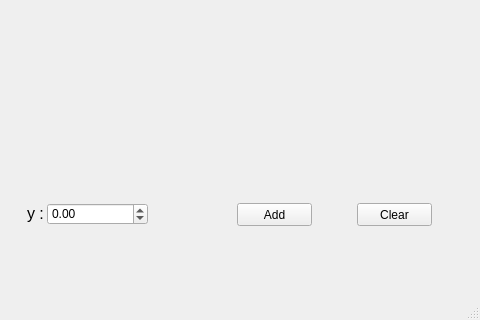
Above: customPlotTedt/Graph_Plotter.ui from KaziMuktadirAhmed/ALgebric-Calculator-SPL-1- before the change; both pictures show x 693 to 1173 and y 437 to 757 of the 1173 by 757 pixel window. Below: the same form after it.
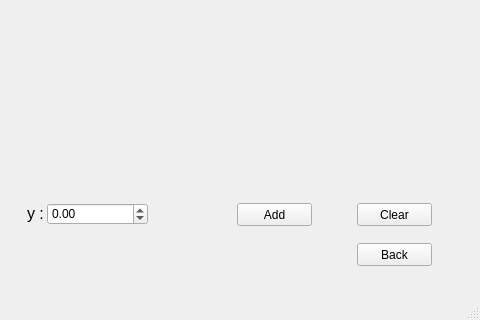
That is the form after the change. Custom widgets are drawn as their Qt base class.

The edit to the form file:
```diff
--- a/customPlotTedt/Graph_Plotter.ui
+++ b/customPlotTedt/Graph_Plotter.ui
@@ -131,6 +131,19 @@
      <string>Zoom full</string>
     </property>
    </widget>
+   <widget class="QPushButton" name="btn_back">
+    <property name="geometry">
+     <rect>
+      <x>1050</x>
+      <y>680</y>
+      <width>75</width>
+      <height>23</height>
+     </rect>
+    </property>
+    <property name="text">
+     <string>Back</string>
+    </property>
+   </widget>
   </widget>
   <widget class="QMenuBar" name="menubar">
    <property name="geometry">
```
